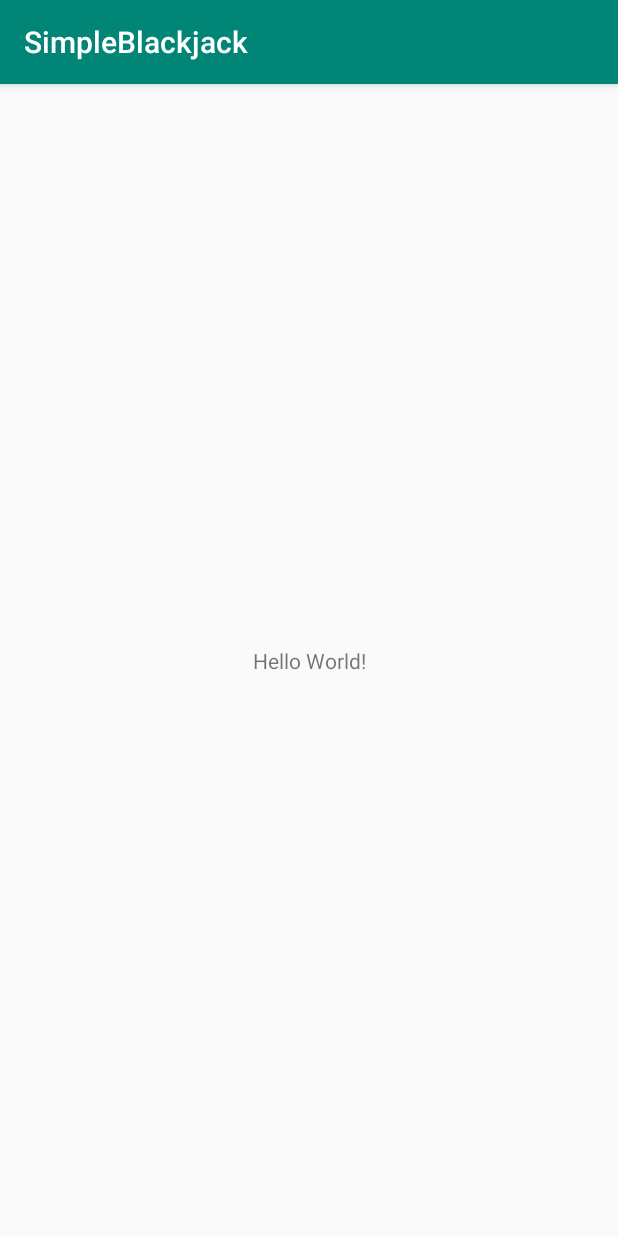
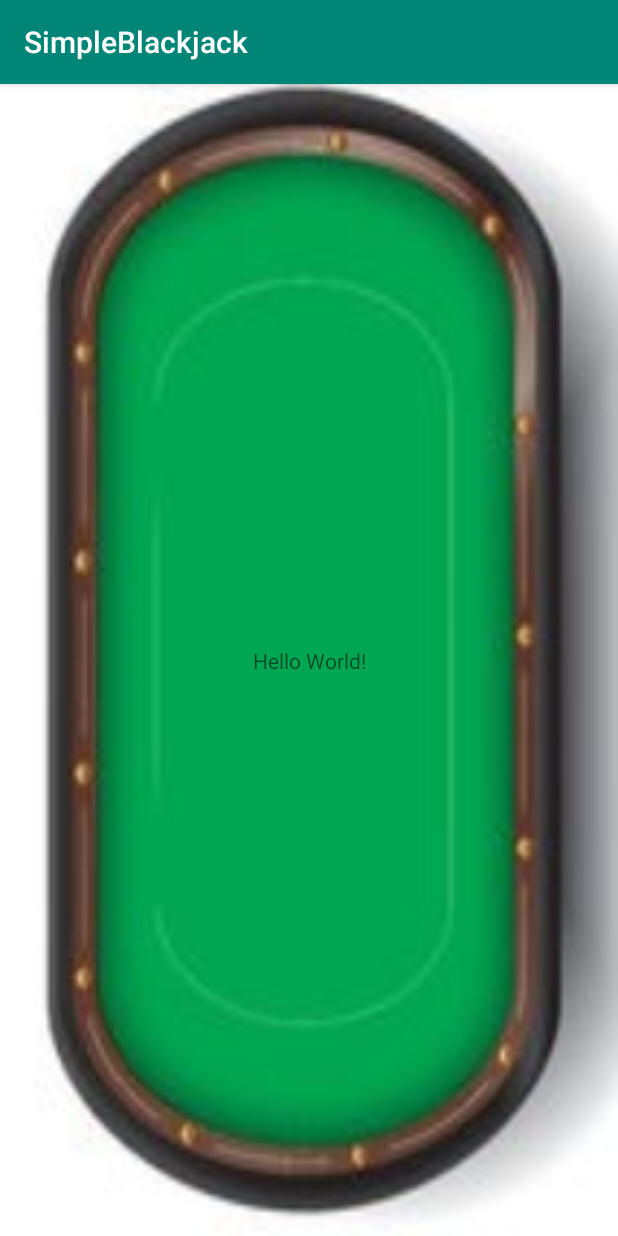
Before and after one commit to jdbennett94/SimpleBlackJack, an Android app: the screen it shows after launch (MainActivity), on a phone screen of 412 x 824 dp. Run offline under Robolectric (Android 15) with nearby library versions, the phone set to English and light mode, and no system bars.

Commit message:
Poker table test

```diff
--- a/app/src/main/res/layout/activity_main.xml
+++ b/app/src/main/res/layout/activity_main.xml
@@ -4,7 +4,8 @@
     xmlns:tools="http://schemas.android.com/tools"
     android:layout_width="match_parent"
     android:layout_height="match_parent"
-    tools:context=".MainActivity">
+    tools:context=".MainActivity"
+    android:background="@drawable/pokertable">
 
     <TextView
         android:layout_width="wrap_content"
```
Also changed, not shown: app/src/main/res/drawable/pokertable.jpg (added).
